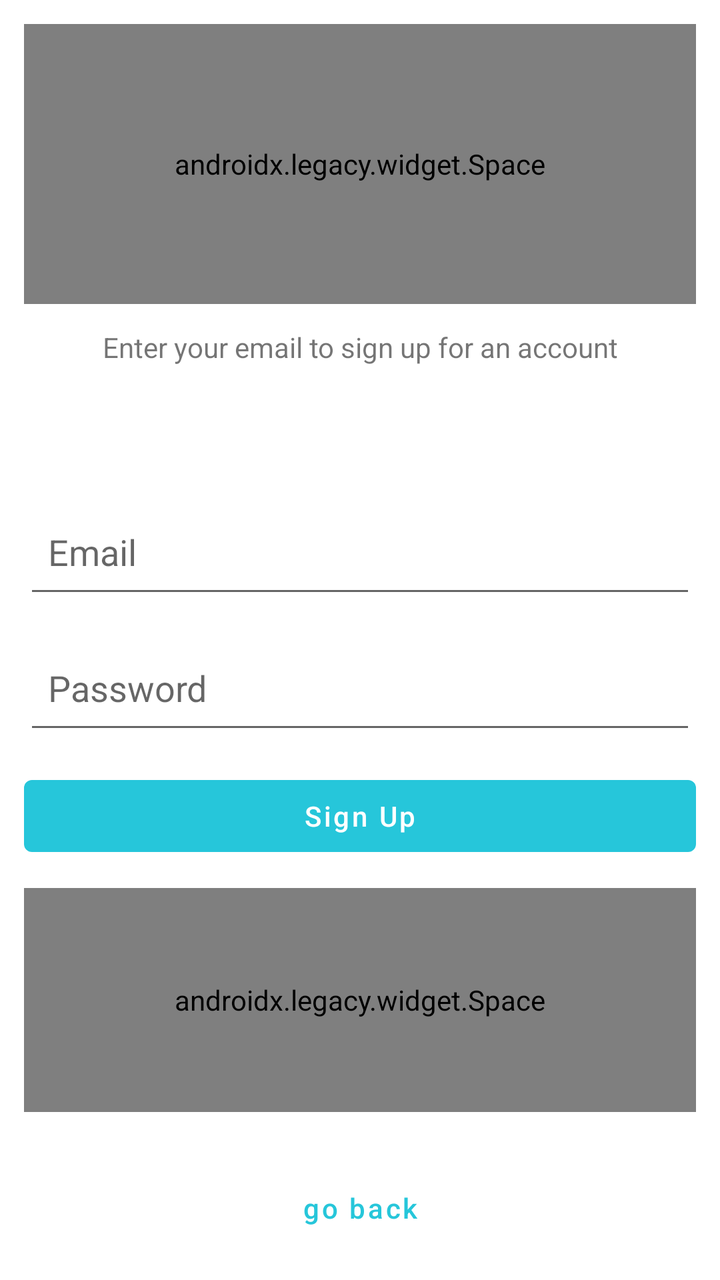
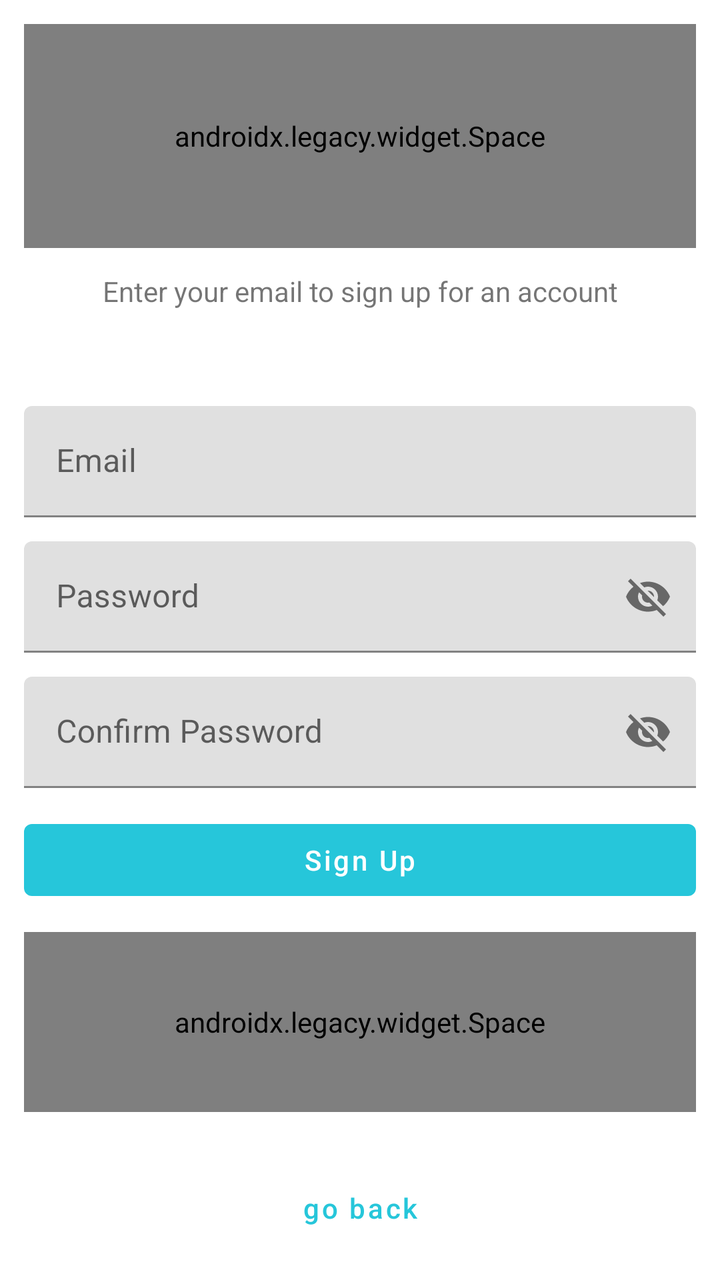

The first picture is an Android layout as it rendered before a commit; the second is the same layout after the commit. The layout source and the unified diff follow.
<!-- AndroidManifest.xml: activity theme LoggedOutTheme -->
<!-- res/layout/activity_signup.xml -->
<?xml version="1.0" encoding="utf-8"?>
<RelativeLayout
    xmlns:android="http://schemas.android.com/apk/res/android"
    xmlns:tools="http://schemas.android.com/tools"
    tools:context="com.oo0o0o.colorphoria.activities.loggedoutactivites.ResetPasswordActivity"
    android:layout_width="match_parent"
    android:layout_height="match_parent"
    android:gravity="center"
    android:orientation="vertical" >

    <LinearLayout
        xmlns:android="http://schemas.android.com/apk/res/android"
        xmlns:tools="http://schemas.android.com/tools"
        tools:context="com.oo0o0o.colorphoria.activities.loggedoutactivites.ResetPasswordActivity"
        android:layout_width="match_parent"
        android:layout_height="match_parent"
        android:orientation="vertical"
        android:padding="@dimen/activity_horizontal_margin">

        <androidx.legacy.widget.Space
            android:layout_width="match_parent"
            android:layout_height="0dp"
            android:layout_weight="5"/>

        <TextView
            android:layout_width="match_parent"
            android:layout_height="0dp"
            android:layout_weight="3"
            android:layout_marginBottom="@dimen/activity_horizontal_margin"
            android:gravity="center_horizontal"
            android:padding="@dimen/activity_horizontal_margin"
            android:text="@string/signup_message"
            android:textSize="14sp" />

        <EditText
            android:id="@+id/email_edit_text"
            android:layout_width="match_parent"
            android:layout_height="0dp"
            android:layout_weight="2"
            android:layout_marginBottom="@dimen/activity_horizontal_margin"
            android:hint="@string/email_hint"
            android:padding="@dimen/activity_horizontal_margin"
            android:inputType="textEmailAddress" />

        <EditText
            android:id="@+id/password_edit_text"
            android:layout_width="match_parent"
            android:layout_height="0dp"
            android:layout_weight="2"
            android:layout_marginBottom="@dimen/activity_horizontal_margin"
            android:padding="@dimen/activity_horizontal_margin"
            android:hint="@string/password_hint"
            android:inputType="textPassword" />

        <com.google.android.material.button.MaterialButton
            android:id="@+id/sign_up_button"
            android:layout_width="match_parent"
            android:layout_height="wrap_content"
            style="@style/Widget.MaterialComponents.Button.UnelevatedButton"
            android:layout_marginBottom="@dimen/activity_horizontal_margin"
            android:text="@string/signup_button"
            android:gravity="center"
            android:textColor="@color/colorPrimary"
            android:fontFamily="sans-serif-medium"
            android:textAllCaps="false" />

        <androidx.legacy.widget.Space
            android:layout_width="match_parent"
            android:layout_height="0dp"
            android:layout_weight="4"/>

        
        <com.google.android.material.button.MaterialButton
            android:id="@+id/sign_in_button"
            android:layout_width="match_parent"
            android:layout_height="wrap_content"
            style="@style/Widget.MaterialComponents.Button.TextButton"
            android:layout_marginTop="24dp"
            android:text="@string/back_button_link"
            android:textAllCaps="false"
            />
    </LinearLayout>

    <include layout="@layout/progress">
    </include>
</RelativeLayout>
<!-- res/layout/progress.xml (included above) -->
<?xml version="1.0" encoding="utf-8"?>
<RelativeLayout xmlns:android="http://schemas.android.com/apk/res/android"
android:id="@+id/progress_bar_layout"
android:layout_width="match_parent"
android:layout_height="match_parent"
android:background="#99000000"
android:visibility="gone">
<ProgressBar
    style="?android:attr/progressBarStyleLarge"
    android:layout_width="wrap_content"
    android:layout_height="wrap_content"
    android:id="@+id/progress_bar"
    android:layout_centerVertical="true"
    android:layout_centerHorizontal="true"
    android:indeterminate="true"
    android:visibility="visible"/>
</RelativeLayout>
<!-- resources referenced by this layout -->
<resources>
  <color name="colorPrimary">#ffffffff</color>
  <dimen name="activity_horizontal_margin">12dp</dimen>
  <string name="back_button_link">go back</string>
  <string name="email_hint">Email</string>
  <string name="password_hint">Password</string>
  <string name="signup_button">Sign Up</string>
  <string name="signup_message">Enter your email to sign up for an account</string>
  <style name="LoggedOutTheme" parent="AppTheme">
          <item name="windowActionBar">false</item>
          <item name="windowNoTitle">true</item>
      </style>
  <style name="AppTheme" parent="BaseTheme" />
  <style name="BaseTheme" parent="Theme.MaterialComponents.Light.DarkActionBar">
          <item name="colorPrimary">@color/colorSecondary</item>
          <item name="colorPrimaryDark">@color/colorSecondaryDark</item> 
          <item name="colorAccent">@color/colorSecondary</item> 
      </style>
  <color name="colorSecondary">#ff26c6da</color>
  <color name="colorSecondaryDark">#ff0095a8</color>
</resources>

<!-- the commit's change to res/layout/activity_signup.xml (unified diff, before → after) -->
@@ -1,12 +1,12 @@
 <?xml version="1.0" encoding="utf-8"?>
-<RelativeLayout
-    xmlns:android="http://schemas.android.com/apk/res/android"
+<RelativeLayout xmlns:android="http://schemas.android.com/apk/res/android"
     xmlns:tools="http://schemas.android.com/tools"
+    xmlns:app="http://schemas.android.com/apk/res-auto"
     tools:context="com.oo0o0o.colorphoria.activities.loggedoutactivites.ResetPasswordActivity"
     android:layout_width="match_parent"
     android:layout_height="match_parent"
     android:gravity="center"
-    android:orientation="vertical" >
+    android:orientation="vertical">
 
     <LinearLayout
         xmlns:android="http://schemas.android.com/apk/res/android"
@@ -32,25 +32,54 @@
             android:text="@string/signup_message"
             android:textSize="14sp" />
 
-        <EditText
-            android:id="@+id/email_edit_text"
+        <com.google.android.material.textfield.TextInputLayout
+            android:id="@+id/emailTextInputLayout"
             android:layout_width="match_parent"
-            android:layout_height="0dp"
-            android:layout_weight="2"
+            android:layout_height="wrap_content"
             android:layout_marginBottom="@dimen/activity_horizontal_margin"
-            android:hint="@string/email_hint"
-            android:padding="@dimen/activity_horizontal_margin"
-            android:inputType="textEmailAddress" />
+            >
+            <com.google.android.material.textfield.TextInputEditText
 
-        <EditText
-            android:id="@+id/password_edit_text"
+                android:id="@+id/email_edit_text"
+                android:layout_width="match_parent"
+                android:layout_height="match_parent"
+                android:hint="@string/email_hint"
+                android:inputType="textEmailAddress"
+                />
+        </com.google.android.material.textfield.TextInputLayout>
+
+
+        <com.google.android.material.textfield.TextInputLayout
+            android:id="@+id/passwordTextInputLayout"
             android:layout_width="match_parent"
-            android:layout_height="0dp"
-            android:layout_weight="2"
+            android:layout_height="wrap_content"
             android:layout_marginBottom="@dimen/activity_horizontal_margin"
-            android:padding="@dimen/activity_horizontal_margin"
-            android:hint="@string/password_hint"
-            android:inputType="textPassword" />
+            app:passwordToggleEnabled="true"
+            >
+            <com.google.android.material.textfield.TextInputEditText
+                android:id="@+id/password_edit_text"
+                android:layout_width="match_parent"
+                android:layout_height="match_parent"
+                android:hint="@string/password_hint"
+                android:inputType="textVisiblePassword"
+                />
+        </com.google.android.material.textfield.TextInputLayout>
+
+        <com.google.android.material.textfield.TextInputLayout
+            android:id="@+id/confirmPasswordTextInputLayout"
+            android:layout_width="match_parent"
+            android:layout_height="wrap_content"
+            android:layout_marginBottom="@dimen/activity_horizontal_margin"
+            app:passwordToggleEnabled="true"
+            >
+            <com.google.android.material.textfield.TextInputEditText
+                android:id="@+id/confirm_password_edit_text"
+                android:layout_width="match_parent"
+                android:layout_height="match_parent"
+                android:hint="@string/confirm_password_hint"
+                android:inputType="textVisiblePassword"
+                />
+        </com.google.android.material.textfield.TextInputLayout>
 
         <com.google.android.material.button.MaterialButton
             android:id="@+id/sign_up_button"
<!-- resource entries referenced after the edit -->
@@ -3,6 +3,7 @@
   <color name="colorPrimary">#ffffffff</color>
   <dimen name="activity_horizontal_margin">12dp</dimen>
   <string name="back_button_link">go back</string>
+  <string name="confirm_password_hint">Confirm Password</string>
   <string name="email_hint">Email</string>
   <string name="password_hint">Password</string>
   <string name="signup_button">Sign Up</string>
